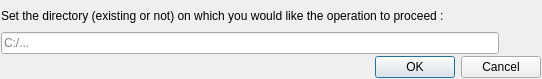
The window that ui/getFolderPathDialog.ui (AmirHammouteneEI/ScheduledPasteAndKeys) describes before a commit, drawn with Qt 5.
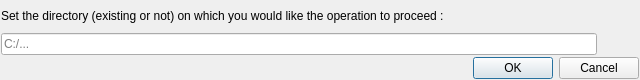
The same window after the commit. Icons and pictures are not drawn.

```diff
--- a/ui/getFolderPathDialog.ui
+++ b/ui/getFolderPathDialog.ui
@@ -6,8 +6,8 @@
    <rect>
     <x>0</x>
     <y>0</y>
-    <width>542</width>
-    <height>79</height>
+    <width>640</width>
+    <height>80</height>
    </rect>
   </property>
   <property name="windowTitle">
```
